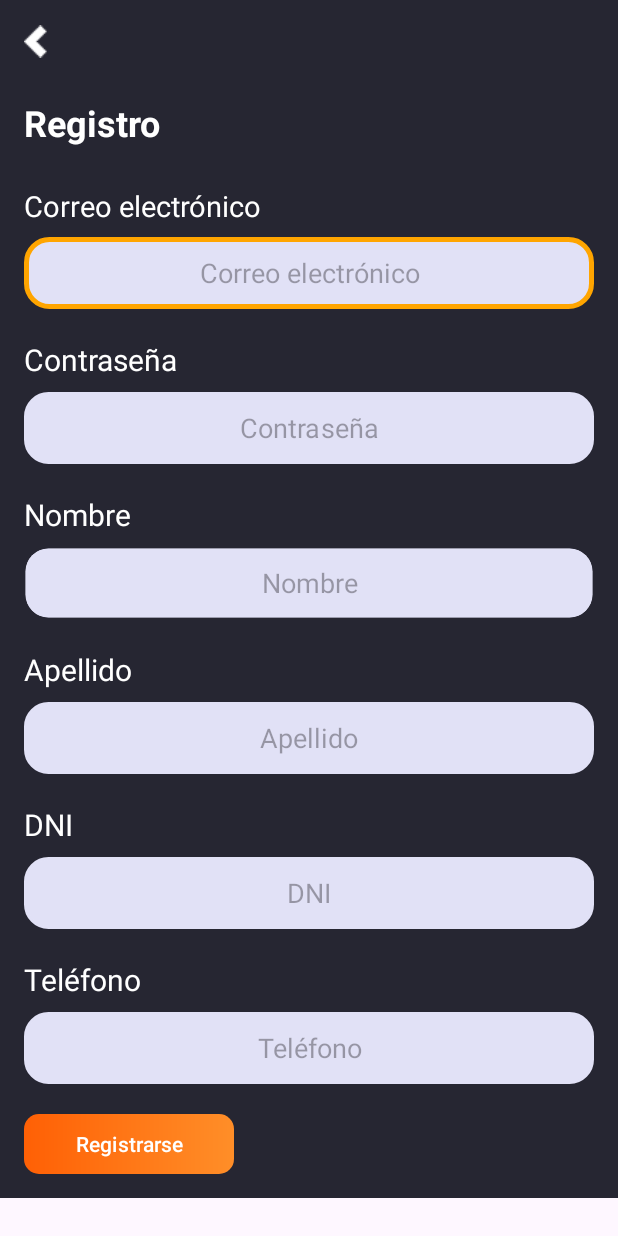
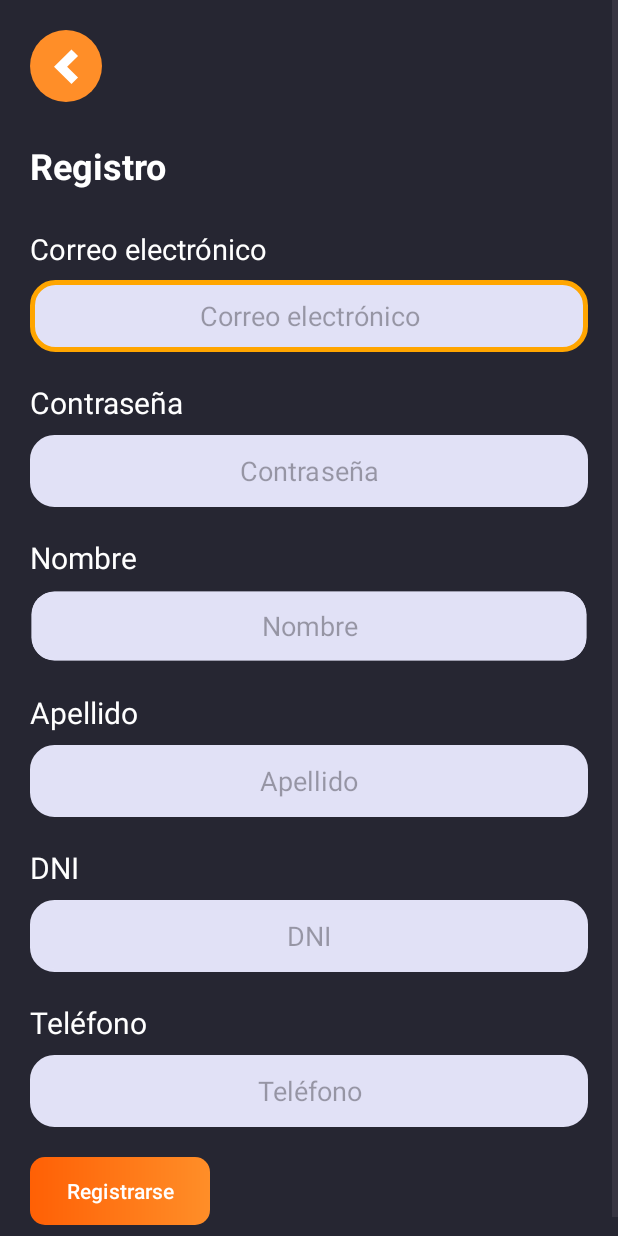
Before and after one commit to grupoA7ISPC/MisRutinas-PracticasProfesionalizante, an Android app: the RegistroActivity screen opened directly, with no data from a screen before it, on a phone screen of 412 x 824 dp. Run offline under Robolectric (Android 15) with nearby library versions, the phone set to English and light mode, and no system bars; our stand-ins replace Firebase (no records; nobody signed in at launch, a user with empty details on screens opened directly).

Commit message:
Termina de implementar accesibilidad en registro

```diff
--- a/Movil/app/src/main/res/layout/activity_registro.xml
+++ b/Movil/app/src/main/res/layout/activity_registro.xml
@@ -2,14 +2,15 @@
 <ScrollView
     xmlns:android="http://schemas.android.com/apk/res/android"
     android:layout_width="match_parent"
-    android:layout_height="match_parent">
+    android:layout_height="match_parent"
+    android:background="@color/background">
 
 <LinearLayout xmlns:android="http://schemas.android.com/apk/res/android"
     xmlns:app="http://schemas.android.com/apk/res-auto"
     xmlns:tools="http://schemas.android.com/tools"
     android:layout_width="match_parent"
     android:layout_height="match_parent"
-    android:padding="16dp"
+    android:padding="20dp"
     android:background="@color/background"
     android:clipChildren="true"
     android:orientation="vertical"
@@ -17,10 +18,11 @@
 
     <ImageView
         android:id="@+id/volver_registro"
-        android:layout_width="16.03dp"
-        android:layout_height="23dp"
+        android:layout_width="wrap_content"
+        android:layout_height="wrap_content"
         android:onClick="btnVolverRegistro"
-        android:src="@mipmap/flecha_volver"/>
+        android:src="@drawable/volver"
+        android:contentDescription="@string/btnVolver"/>
 
     <TextView
         android:id="@+id/textViewRegistro"
@@ -54,7 +56,7 @@
         android:textAlignment="center"
         android:visibility="visible"
         android:background="@drawable/input_generico"
-        android:maxLength="150"/>
+        android:maxLength="75"/>
 
     <TextView
         android:id="@+id/emailError"
@@ -86,7 +88,7 @@
         android:textAlignment="center"
         android:visibility="visible"
         android:background="@drawable/input_generico"
-        android:maxLength="24"/>
+        android:maxLength="16"/>
 
     <TextView
         android:id="@+id/passwordError"
@@ -230,8 +232,8 @@
 
     <Button
         android:id="@+id/btnInsertar"
-        android:layout_width="140dp"
-        android:layout_height="40dp"
+        android:layout_width="wrap_content"
+        android:layout_height="45dp"
         android:background="@drawable/button_primary"
         android:text="@string/btnRegister"
         android:onClick="btnRegistro"
```
